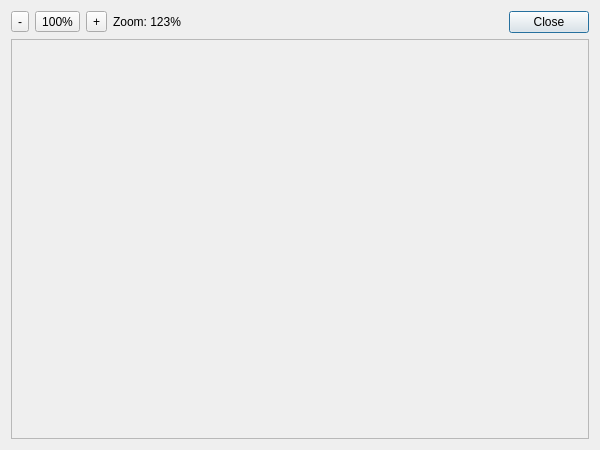
metno/diana, file src/export/export_image_preview.ui: the form before one commit.
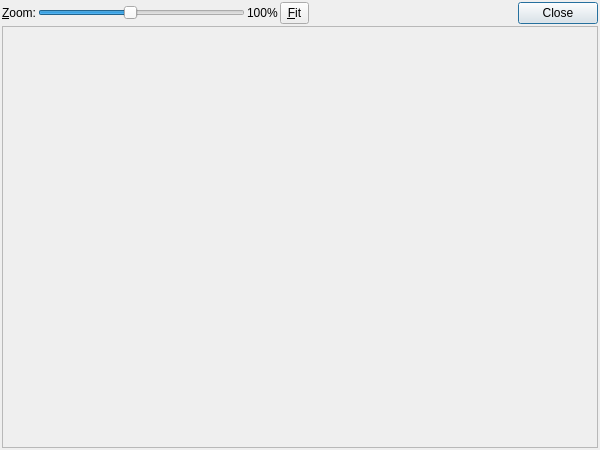
The form after the commit.

Commit message: export: "fit" button for preview

```diff
--- a/src/export/export_image_preview.ui
+++ b/src/export/export_image_preview.ui
@@ -14,33 +14,69 @@
    <string>Export Preview</string>
   </property>
   <layout class="QVBoxLayout" name="verticalLayout" stretch="0,1">
+   <property name="spacing">
+    <number>2</number>
+   </property>
+   <property name="leftMargin">
+    <number>2</number>
+   </property>
+   <property name="topMargin">
+    <number>2</number>
+   </property>
+   <property name="rightMargin">
+    <number>2</number>
+   </property>
+   <property name="bottomMargin">
+    <number>2</number>
+   </property>
    <item>
     <layout class="QHBoxLayout" name="horizontalLayout">
-     <item>
-      <widget class="QToolButton" name="buttonZoomOut">
-       <property name="text">
-        <string notr="true">-</string>
-       </property>
-      </widget>
-     </item>
-     <item>
-      <widget class="QToolButton" name="buttonZoom100">
-       <property name="text">
-        <string notr="true">100%</string>
-       </property>
-      </widget>
-     </item>
-     <item>
-      <widget class="QToolButton" name="buttonZoomIn">
-       <property name="text">
-        <string notr="true">+</string>
-       </property>
-      </widget>
-     </item>
+     <property name="spacing">
+      <number>2</number>
+     </property>
      <item>
       <widget class="QLabel" name="labelZoom">
        <property name="text">
-        <string notr="true">Zoom: 123%</string>
+        <string>&amp;Zoom:</string>
+       </property>
+       <property name="buddy">
+        <cstring>sliderZoom</cstring>
+       </property>
+      </widget>
+     </item>
+     <item>
+      <widget class="QSlider" name="sliderZoom">
+       <property name="minimum">
+        <number>10</number>
+       </property>
+       <property name="maximum">
+        <number>100</number>
+       </property>
+       <property name="value">
+        <number>50</number>
+       </property>
+       <property name="orientation">
+        <enum>Qt::Horizontal</enum>
+       </property>
+      </widget>
+     </item>
+     <item>
+      <widget class="QLabel" name="labelZoomValue">
+       <property name="text">
+        <string notr="true">100%</string>
+       </property>
+      </widget>
+     </item>
+     <item>
+      <widget class="QToolButton" name="buttonFit">
+       <property name="sizePolicy">
+        <sizepolicy hsizetype="Fixed" vsizetype="Minimum">
+         <horstretch>0</horstretch>
+         <verstretch>0</verstretch>
+        </sizepolicy>
+       </property>
+       <property name="text">
+        <string>&amp;Fit</string>
        </property>
       </widget>
      </item>
@@ -75,6 +111,14 @@
       <set>Qt::AlignCenter</set>
      </property>
      <widget class="QLabel" name="preview">
+      <property name="geometry">
+       <rect>
+        <x>0</x>
+        <y>0</y>
+        <width>594</width>
+        <height>419</height>
+       </rect>
+      </property>
       <property name="text">
        <string notr="true"/>
       </property>
```
Left out of the diff: 102 changed lines with no effect on the pictures. The commit also changes 2 other files.
